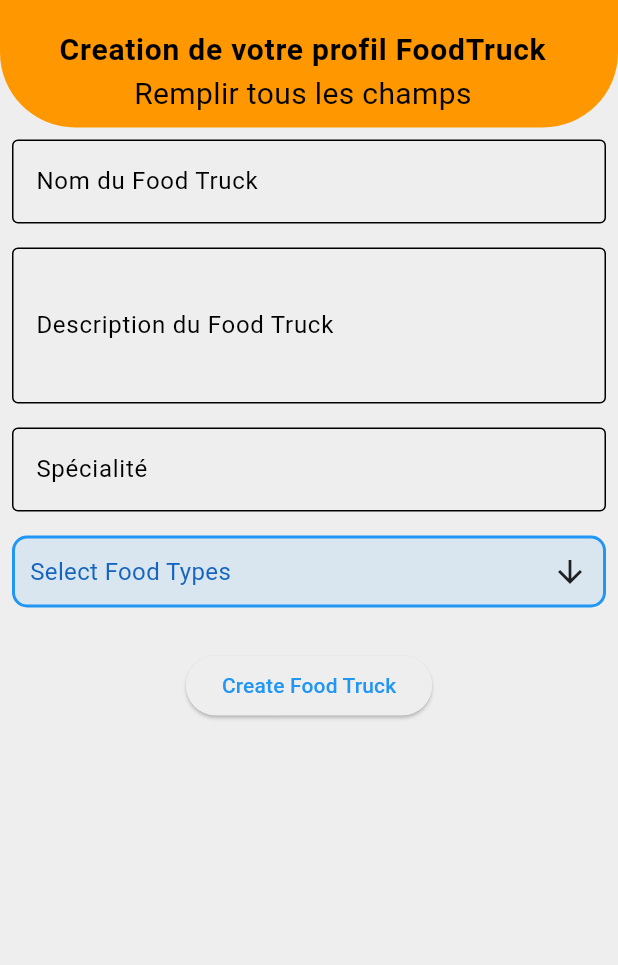
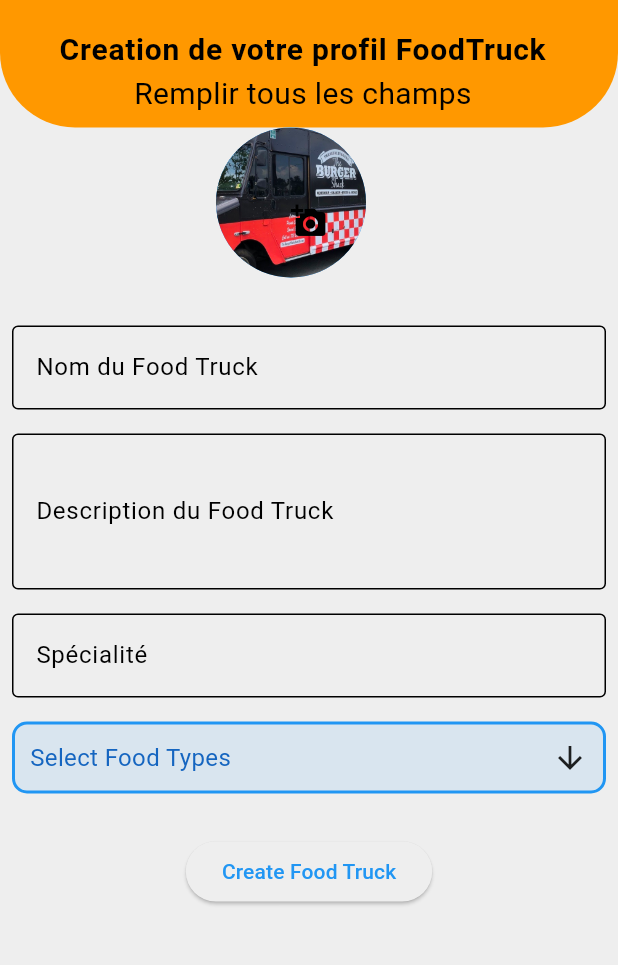
Before and after one commit to fofo-byte/rollingFoodsApp_FrontEnd, a Flutter app: the Foodtruckgestionprofilfoodtruck screen opened by its route, after a tap on "Creer un food truck", on a phone screen of 412 x 824 dp, the part 84-1049 px from its top. Run offline on Flutter 3.47's test engine with Material 3 defaults, Android fonts, the phone set to English and light mode, and no system bars; drawn by our look-alikes of multi_select_flutter; our stand-ins replace firebase_core, firebase_storage, flutter_map, image_picker, latlong2 and 2 more; missing offline and left inert: dart:ffi, multiselect; accounts and stored records are empty.

Commit message:
updated files

```diff
--- a/lib/models/foodTruck.dart
+++ b/lib/models/foodTruck.dart
@@ -7,6 +7,7 @@ class Foodtruck {
   String description;
   String speciality;
   String foodTypes;
+  String? urlProlfileImage;
   Coordinates coordinates;
 
   Foodtruck({
@@ -15,6 +16,7 @@ class Foodtruck {
     required this.description,
     required this.speciality,
     required this.foodTypes,
+    required this.urlProlfileImage,
     required this.coordinates,
   });
 
@@ -24,6 +26,7 @@ class Foodtruck {
       name: json['name'],
       description: json['description'],
       speciality: json['speciality'],
+      urlProlfileImage: json['profileImage'],
       // Convert the list of pictures to a list of Picture objects
       coordinates: Coordinates.fromJson(json['coordinates']),
       // Convert the coordinates to a Coordinates object
@@ -37,6 +40,7 @@ class Foodtruck {
         'description': description,
         'speciality': speciality,
         'coordinates': coordinates.toJson(),
+        'profileImage': urlProlfileImage,
         'foodType': foodTypes,
       };
 }
--- a/lib/screens/foodTruckGestionProfilFoodTruck.dart
+++ b/lib/screens/foodTruckGestionProfilFoodTruck.dart
@@ -5,7 +5,9 @@ import 'package:firebase_storage/firebase_storage.dart';
 import 'package:flutter/material.dart';
 import 'package:firebase_core/firebase_core.dart';
 import 'package:image_picker/image_picker.dart';
+import 'package:rolling_foods_app_front_end/models/foodTruck.dart';
 import 'package:rolling_foods_app_front_end/services/firebaseService.dart';
+import 'package:rolling_foods_app_front_end/services/foodTruck_service_API.dart';
 import 'package:rolling_foods_app_front_end/widgets/itemDashboard.dart';
 import 'package:path/path.dart' as path;
 
@@ -19,62 +21,6 @@ class Foodtruckgestionprofilfoodtruck extends StatefulWidget {
 
 class _FoodtruckgestionprofilfoodtruckState
     extends State<Foodtruckgestionprofilfoodtruck> {
-  File? _image;
-  final picker = ImagePicker();
-
-  // Méthode pour sélectionner une image depuis la galerie
-  Future<void> getImage() async {
-    final pickedFile = await picker.pickImage(source: ImageSource.gallery);
-
-    if (pickedFile != null) {
-      setState(() {
-        if (pickedFile != null) {
-          _image = File(pickedFile.path);
-        } else {
-          print('No image selected.');
-        }
-      });
-
-      // Appeler la méthode d'upload après avoir sélectionné l'image
-      if (_image != null) {
-        String? imageUrl = await uploadImageToFirebase(_image!);
-        if (imageUrl != null) {
-          print("Image URL: $imageUrl");
-        }
-      }
-    } else {
-      print('No image selected.');
-    }
-  }
-
-  // Méthode pour uploader l'image sur Firebase Storage
-  Future<String?> uploadImageToFirebase(File imageFile) async {
-    try {
-      // Obtenir le nom du fichier
-      String fileName = path.basename(imageFile.path);
-
-      // Créer une référence dans Firebase Storage
-      Reference storageRef = FirebaseStorage.instance
-          .ref()
-          .child('profileImagesFoodTruck/$fileName');
-
-      // Uploader le fichier
-      UploadTask uploadTask = storageRef.putFile(imageFile);
-
-      // Attendre que l'upload soit complété
-      TaskSnapshot taskSnapshot = await uploadTask;
-
-      // Récupérer l'URL de téléchargement de l'image
-      String downloadURL = await taskSnapshot.ref.getDownloadURL();
-
-      print("Image uploaded to Firebase: $downloadURL");
-      return downloadURL; // Retourner l'URL de l'image
-    } catch (e) {
-      print("Failed to upload image: $e");
-      return null;
-    }
-  }
-
   @override
   Widget build(BuildContext context) {
     return Scaffold(
@@ -85,7 +31,7 @@ class _FoodtruckgestionprofilfoodtruckState
             Navigator.pop(context);
           },
         ),
-        actions: [],
+        actions: const [],
         centerTitle: true,
         backgroundColor: Colors.teal,
         title: const Text(
@@ -111,32 +57,17 @@ class _FoodtruckgestionprofilfoodtruckState
                 bottomRight: Radius.circular(50),
               ),
             ),
-            child: Column(children: [
-              const SizedBox(
+            // ignore: prefer_const_constructors
+            child: Column(children: const [
+              SizedBox(
                 height: 50,
               ),
               ListTile(
-                title: const Text('Salut Food Truck Owner',
+                title: Text('Salut Food Truck Owner',
                     style:
                         TextStyle(fontSize: 20, fontWeight: FontWeight.bold)),
-                subtitle: const Text('Votre espace gestion compte',
+                subtitle: Text('Votre espace gestion compte',
                     style: TextStyle(fontSize: 20)),
-                trailing: Stack(
-                  children: [
-                    CircleAvatar(
-                      radius: 50,
-                      backgroundImage: _image != null
-                          ? FileImage(_image!)
-                          : const AssetImage('assets/images/foodtruck.jpg')
-                              as ImageProvider,
-                    ),
-                    IconButton(
-                        padding: EdgeInsets.all(50),
-                        color: Colors.black,
-                        onPressed: getImage,
-                        icon: const Icon(Icons.add_a_photo)),
-                  ],
-                ),
               ),
             ]),
           ),
--- a/lib/screens/pageFormFoodTruckProfil.dart
+++ b/lib/screens/pageFormFoodTruckProfil.dart
@@ -1,5 +1,6 @@
 import 'dart:io';
 
+import 'package:firebase_storage/firebase_storage.dart';
 import 'package:flutter/cupertino.dart';
 import 'package:flutter/material.dart';
 import 'package:flutter/widgets.dart';
@@ -10,6 +11,7 @@ import 'package:rolling_foods_app_front_end/models/foodTruck.dart';
 import 'package:rolling_foods_app_front_end/services/foodTruck_service_API.dart';
 import 'package:shared_preferences/shared_preferences.dart';
 import 'package:multi_select_flutter/multi_select_flutter.dart';
+import 'package:path/path.dart' as path;
 
 class Pageformfoodtruckprofil extends StatefulWidget {
   const Pageformfoodtruckprofil({super.key});
@@ -24,21 +26,49 @@ class _PageformfoodtruckprofilState extends State<Pageformfoodtruckprofil> {
   final TextEditingController _nameController = TextEditingController();
   final TextEditingController _descriptionController = TextEditingController();
   final TextEditingController _specialityController = TextEditingController();
+  String _selectedFoodTypes = '';
 
-  String _selectedFoodTypes = '';
+  File? _image;
+  final picker = ImagePicker();
+  String? imageUrl;
 
   // Food types for dropdown
   // Food types for dropdown
   final List<MultiSelectItem<String>> _foodTypes = [
     MultiSelectItem("FAST_FOOD", "Fast Food"),
     MultiSelectItem("Mexican", "Mexican"),
-    MultiSelectItem("Italian", "Italian"),
+    MultiSelectItem("ITALIAN", "Italian"),
     MultiSelectItem("Chinese", "Chinese"),
     MultiSelectItem("Japanese", "Japanese"),
     MultiSelectItem("Indian", "Indian"),
     MultiSelectItem("Mediterranean", "Mediterranean"),
     MultiSelectItem("American", "American"),
   ];
+
+  // Method to upload an image
+  Future<void> getImage() async {
+    final pickedFile = await picker.pickImage(source: ImageSource.gallery);
+
+    if (pickedFile != null) {
+      setState(() {
+        if (pickedFile != null) {
+          _image = File(pickedFile.path);
+        } else {
+          print('No image selected.');
+        }
+      });
+
+      // Call the upload method after selecting the image
+      if (_image != null) {
+        imageUrl = await uploadImageToFirebase(_image!);
+        if (imageUrl != null) {
+          print("Image URL: $imageUrl");
+        }
+      }
+    } else {
+      print('No image selected.');
+    }
+  }
 
   // Method to submit the form
   Future<void> _submitForm() async {
@@ -54,6 +84,7 @@ class _PageformfoodtruckprofilState extends State<Pageformfoodtruckprofil> {
           description: _descriptionController.text,
           speciality: _specialityController.text,
           foodTypes: _selectedFoodTypes,
+          profileImage: imageUrl!,
         );
         ScaffoldMessenger.of(context).showSnackBar(
           const SnackBar(
@@ -65,6 +96,34 @@ class _PageformfoodtruckprofilState extends State<Pageformfoodtruckprofil> {
       } else {
         print("User credential ID not found.");
       }
+    }
+  }
+
+  // Méthode pour uploader l'image sur Firebase Storage
+  Future<String?> uploadImageToFirebase(File imageFile) async {
+    try {
+      // Obtenir le nom du fichier
+      String fileName = path.basename(imageFile.path);
+
+      // Créer une référence dans Firebase Storage
+      Reference storageRef = FirebaseStorage.instance
+          .ref()
+          .child('profileImagesFoodTruck/$fileName + ${DateTime.now()}');
+
+      // Uploader le fichier
+      UploadTask uploadTask = storageRef.putFile(imageFile);
+
+      // Attendre que l'upload soit complété
+      TaskSnapshot taskSnapshot = await uploadTask;
+
+      // Récupérer l'URL de téléchargement de l'image
+      String downloadURL = await taskSnapshot.ref.getDownloadURL();
+
+      print("Image uploaded to Firebase: $downloadURL");
+      return downloadURL; // Retourner l'URL de l'image
+    } catch (e) {
+      print("Failed to upload image: $e");
+      return null;
     }
   }
 
@@ -130,6 +189,25 @@ class _PageformfoodtruckprofilState extends State<Pageformfoodtruckprofil> {
             key: _formKey,
             child: Column(
               children: [
+                Stack(
+                  children: [
+                    CircleAvatar(
+                      radius: 50,
+                      backgroundImage: _image != null
+                          ? FileImage(_image!)
+                          : const AssetImage('assets/images/foodtruck.jpg')
+                              as ImageProvider,
+                    ),
+                    IconButton(
+                      padding: EdgeInsets.all(50),
+                      color: Colors.black,
+                      onPressed: () async {
+                        await getImage();
+                      },
+                      icon: const Icon(Icons.add_a_photo),
+                    ),
+                  ],
+                ),
                 Padding(
                   padding: const EdgeInsets.all(8.0),
                   child: TextFormField(
--- a/lib/services/foodTruck_service_API.dart
+++ b/lib/services/foodTruck_service_API.dart
@@ -102,6 +102,7 @@ class ApiService {
     required String description,
     required String speciality,
     required String foodTypes,
+    required String profileImage,
   }) async {
     SharedPreferences prefs = await SharedPreferences.getInstance();
     int? id = prefs.getInt('id');
@@ -113,6 +114,7 @@ class ApiService {
       'description': description,
       'speciality': speciality,
       'foodType': foodTypes,
+      'profileImage': profileImage,
       'coordinates': {
         'latitude': 50.4793576,
         'longitude': 4.18563,
```
Also changed, not shown: lib/screens/foodTruckProfil.dart (+6 -3 lines).
